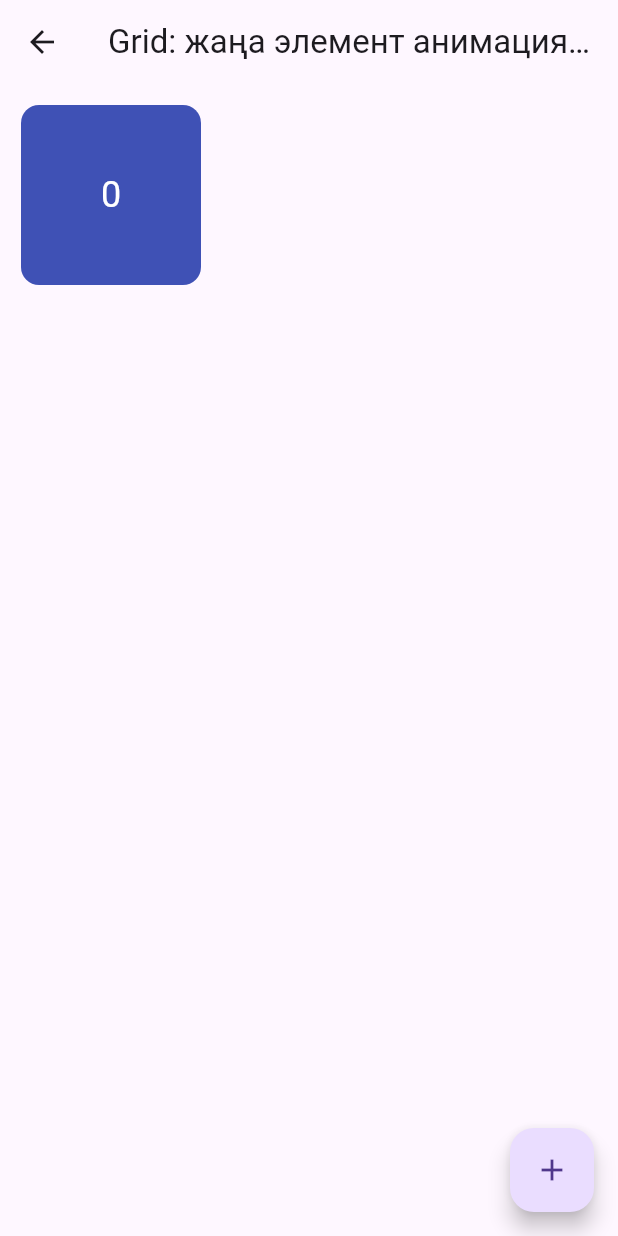
After one commit to Iskander2323/bloc_and_gorouter_empty_app, a Flutter app: the AnimatedGridExample screen opened by its route, after a tap on the "add" icon, on a phone screen of 412 x 824 dp. The commit adds this screen. Run offline on Flutter 3.47's test engine with Material 3 defaults, Android fonts, the phone set to English and light mode, and no system bars; our stand-ins replace bloc, equatable, flutter_bloc, go_router.

Commit message:
created animated grid view

```diff
--- /dev/null
+++ b/lib/components/pages/animated_widgets_page/animated_widgets/animated_grid_view.dart
@@ -0,0 +1,109 @@
+import 'package:flutter/material.dart';
+
+class AnimatedGridExample extends StatefulWidget {
+  const AnimatedGridExample({super.key});
+  @override
+  State<AnimatedGridExample> createState() => _AnimatedGridExampleState();
+}
+
+class _AnimatedGridExampleState extends State<AnimatedGridExample> {
+   List<int> _items = [];
+  int _nextItem = 0;
+
+  void _addItem() {
+    setState(() {
+      _items.add(_nextItem++);
+    });
+  }
+
+  void _removeItem(int index) {
+    setState(() {
+      _items.removeAt(index);
+    });
+  }
+
+  @override
+  Widget build(BuildContext context) {
+    return Scaffold(
+      appBar: AppBar(title: const Text("Grid: жаңа элемент анимациямен")),
+      floatingActionButton: FloatingActionButton(
+        onPressed: _addItem,
+        child: const Icon(Icons.add),
+      ),
+      body: GridView.builder(
+        padding: const EdgeInsets.all(8),
+        itemCount: _items.length,
+        gridDelegate:
+          const SliverGridDelegateWithFixedCrossAxisCount(crossAxisCount: 3),
+        itemBuilder: (context, index) {
+          return _AnimatedGridItem(
+            key: ValueKey(_items[index]),
+            value: _items[index],
+            onTap: () => _removeItem(index),
+          );
+        },
+      ),
+    );
+  }
+}
+
+/// Анимациямен шығатын Grid элемент
+class _AnimatedGridItem extends StatefulWidget {
+  final int value;
+  final VoidCallback onTap;
+
+  const _AnimatedGridItem({
+    required Key key,
+    required this.value,
+    required this.onTap,
+  }) : super(key: key);
+
+  @override
+  State<_AnimatedGridItem> createState() => _AnimatedGridItemState();
+}
+
+class _AnimatedGridItemState extends State<_AnimatedGridItem>
+    with SingleTickerProviderStateMixin {
+  late final AnimationController _controller;
+  late final Animation<double> _animation;
+
+  @override
+  void initState() {
+    super.initState();
+    _controller = AnimationController(
+      vsync: this,
+      duration: const Duration(milliseconds: 400),
+    );
+    _animation = CurvedAnimation(parent: _controller, curve: Curves.easeOutBack);
+    _controller.forward(); // элемент көріне салысымен анимация басталады
+  }
+
+  @override
+  void dispose() {
+    _controller.dispose();
+    super.dispose();
+  }
+
+  @override
+  Widget build(BuildContext context) {
+    return ScaleTransition(
+      scale: _animation,
+      child: GestureDetector(
+        onTap: widget.onTap,
+        child: Container(
+          margin: const EdgeInsets.all(6),
+          decoration: BoxDecoration(
+            color: Colors.indigo,
+            borderRadius: BorderRadius.circular(12),
+          ),
+          child: Center(
+            child: Text(
+              '${widget.value}',
+              style: const TextStyle(color: Colors.white, fontSize: 24),
+            ),
+          ),
+        ),
+      ),
+    );
+  }
+}
--- a/lib/components/pages/animated_widgets_page/animated_widgets_page.dart
+++ b/lib/components/pages/animated_widgets_page/animated_widgets_page.dart
@@ -52,6 +52,13 @@ class AnimatedWidgetsPage extends StatelessWidget {
               },
               child: const Text('Rotation Transition Animated List Widget'),
             ),
+             SizedBox(height: 20),
+            ElevatedButton(
+              onPressed: () {
+                context.goNamed('animated_grid_view');
+              },
+              child: const Text('Animated Grid View Widget'),
+            ),
           ],
         ),
       ),
--- a/lib/routes.dart
+++ b/lib/routes.dart
@@ -1,4 +1,5 @@
 import 'package:bloc_and_go_router_empty_app/components/app_page/ui/app_page.dart';
+import 'package:bloc_and_go_router_empty_app/components/pages/animated_widgets_page/animated_widgets/animated_grid_view.dart';
 import 'package:bloc_and_go_router_empty_app/components/pages/animated_widgets_page/animated_widgets/animated_list_1.dart';
 import 'package:bloc_and_go_router_empty_app/components/pages/animated_widgets_page/animated_widgets/animated_list_2.dart';
 import 'package:bloc_and_go_router_empty_app/components/pages/animated_widgets_page/animated_widgets/animated_list_3.dart';
@@ -49,6 +50,7 @@ final GoRouter routes = GoRouter(
             GoRoute(path: 'animated_list_3', name: 'animated_list_3', builder: (context, state) => const AnimatedList3()),
             GoRoute(path: 'animated_list_4', name: 'animated_list_4', builder: (context, state) => const AnimatedList4()),
             GoRoute(path: 'animated_list_5', name: 'animated_list_5', builder: (context, state) => const AnimatedList5()),
+            GoRoute(path: 'animated_grid_view', name: 'animated_grid_view', builder: (context, state) => const AnimatedGridExample()),
           ]
         ),
       ],
```
